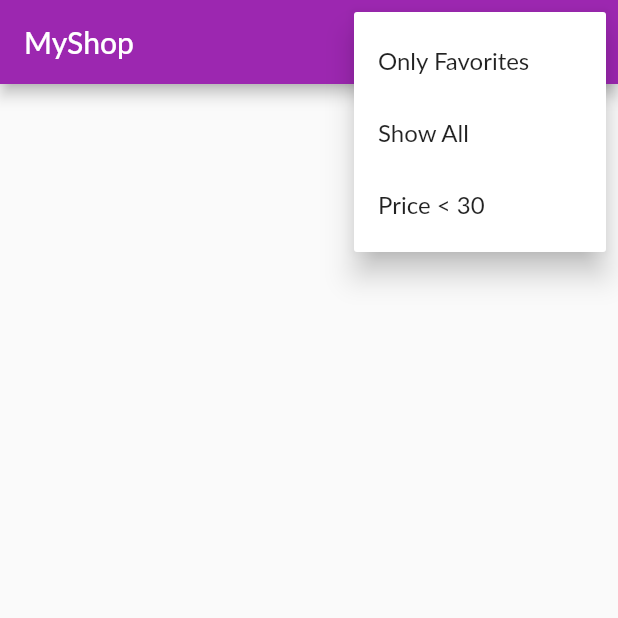
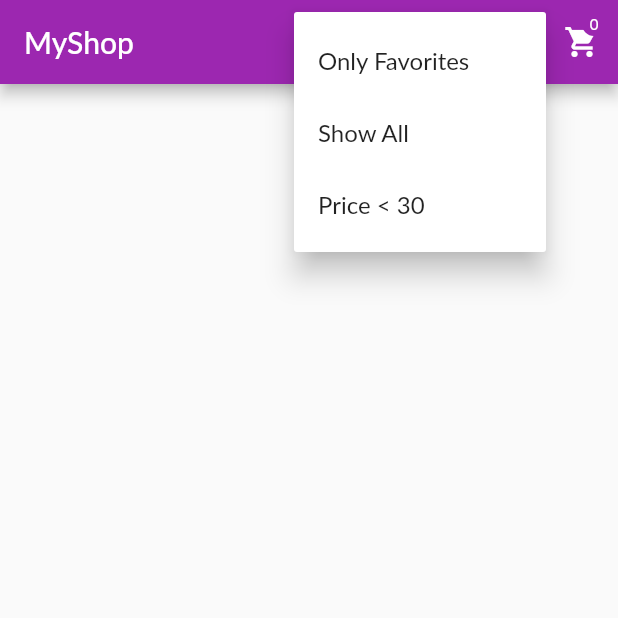
Before and after one commit to anhduc2903/shop_app, a Flutter app: the screen it shows after launch, after a tap on the "more vert" icon, on a phone screen of 412 x 824 dp, the top half of it. Run offline on Flutter 3.47's test engine with Material 2 defaults, Android fonts, the phone set to English and light mode, and no system bars; our stand-ins replace dio; network calls fail; Roboto replaces fonts that are missing (Lato).

Commit message:
add feature cart

```diff
--- a/lib/main.dart
+++ b/lib/main.dart
@@ -1,5 +1,7 @@
 import 'package:flutter/material.dart';
 import 'package:provider/provider.dart';
+import 'package:shop_app/controllers/cart_controller.dart';
+import 'package:shop_app/screens/cart_screen.dart';
 import 'package:shop_app/screens/home_screen.dart';
 
 import './controllers/product_controller.dart';
@@ -12,8 +14,13 @@ class MyApp extends StatelessWidget {
 
   @override
   Widget build(BuildContext context) {
-    return ChangeNotifierProvider(
-      create: (ctx) => ProductController()..getData(),
+    return MultiProvider(
+      providers: [
+        ChangeNotifierProvider(
+          create: (ctx) => ProductController()..getData(),
+        ),
+        ChangeNotifierProvider(create: (context) => CartController())
+      ],
       child: MaterialApp(
         title: 'MyShop',
         theme: ThemeData(
@@ -23,6 +30,7 @@ class MyApp extends StatelessWidget {
         home: const HomeScreen(),
         routes: {
           ProductDetailScreen.routeName: (ctx) => const ProductDetailScreen(),
+          CartScreen.routeName: (ctx) => const CartScreen(),
         },
       ),
     );
--- a/lib/screens/home_screen.dart
+++ b/lib/screens/home_screen.dart
@@ -1,6 +1,10 @@
 import 'package:flutter/material.dart';
+import 'package:provider/provider.dart';
+import 'package:shop_app/controllers/cart_controller.dart';
+import 'package:shop_app/widgets/badge.dart';
 
 import '../widgets/products_grid.dart';
+import 'cart_screen.dart';
 
 enum FilterOptions {
   Favorites,
@@ -59,6 +63,20 @@ class _HomeScreenState extends State<HomeScreen> {
               ),
             ],
           ),
+          Consumer<CartController>(
+            builder: (_, cart, ch) => Badge(
+              child: ch,
+              value: cart.itemCount.toString(),
+            ),
+            child: IconButton(
+              icon: Icon(
+                Icons.shopping_cart,
+              ),
+              onPressed: () {
+                Navigator.of(context).pushNamed(CartScreen.routeName);
+              },
+            ),
+          ),
         ],
       ),
       body: ProductsGrid(showFavorite: _showOnlyFavorites, filterPrice: _filterPrice),
--- /dev/null
+++ b/lib/widgets/badge.dart
@@ -0,0 +1,47 @@
+import 'package:flutter/material.dart';
+
+class Badge extends StatelessWidget {
+  const Badge({
+    Key? key,
+    required this.child,
+    required this.value,
+    this.color,
+  }) : super(key: key);
+
+  final Widget? child;
+  final String value;
+  final Color? color;
+
+  @override
+  Widget build(BuildContext context) {
+    return Stack(
+      alignment: Alignment.center,
+      children: [
+        child != null ? child! : Container(),
+        Positioned(
+          right: 8,
+          top: 8,
+          child: Container(
+            padding: EdgeInsets.all(2.0),
+            // color: Theme.of(context).accentColor,
+            decoration: BoxDecoration(
+              borderRadius: BorderRadius.circular(10.0),
+              color: color != null ? color : Theme.of(context).accentColor,
+            ),
+            constraints: BoxConstraints(
+              minWidth: 16,
+              minHeight: 16,
+            ),
+            child: Text(
+              value,
+              textAlign: TextAlign.center,
+              style: TextStyle(
+                fontSize: 10,
+              ),
+            ),
+          ),
+        )
+      ],
+    );
+  }
+}
```
Also changed, not shown: lib/controllers/cart_controller.dart (added, +64 -0 lines), lib/models/cart_model.dart (added, +13 -0 lines), lib/screens/cart_screen.dart (added, +78 -0 lines), lib/widgets/cart_item.dart (added, +66 -0 lines), lib/widgets/product_item.dart (+14 -1 lines).
